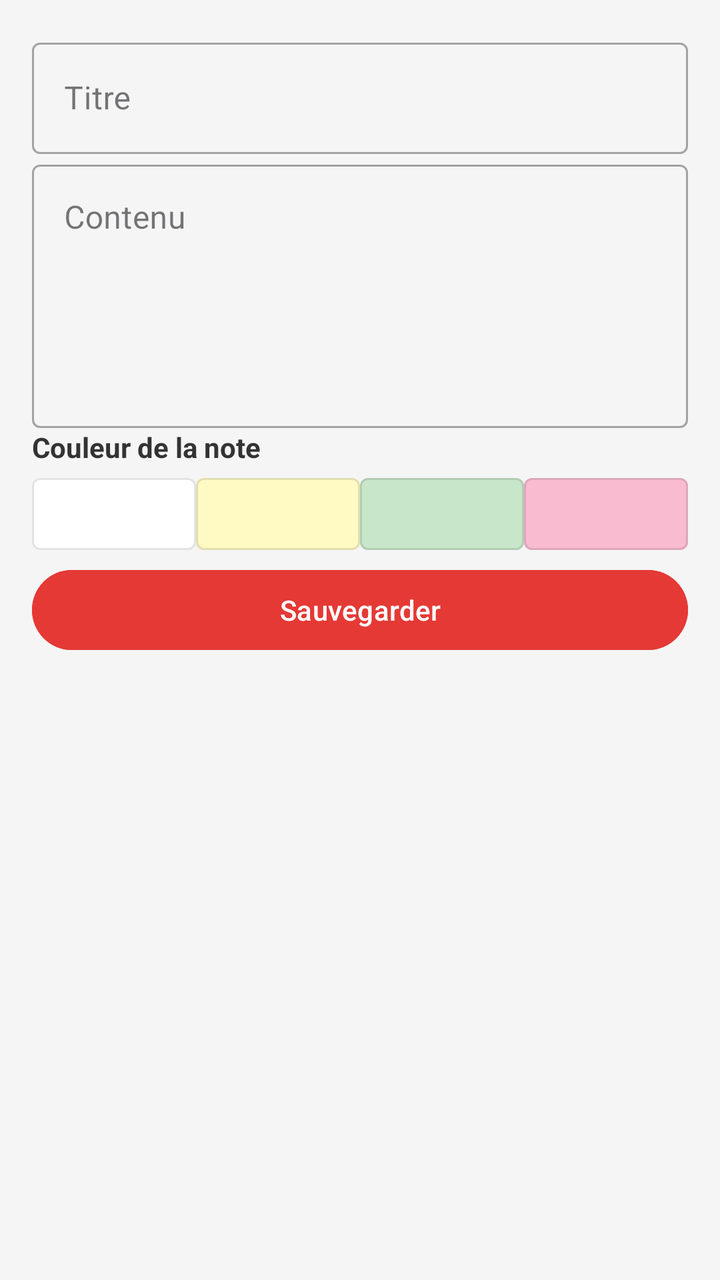
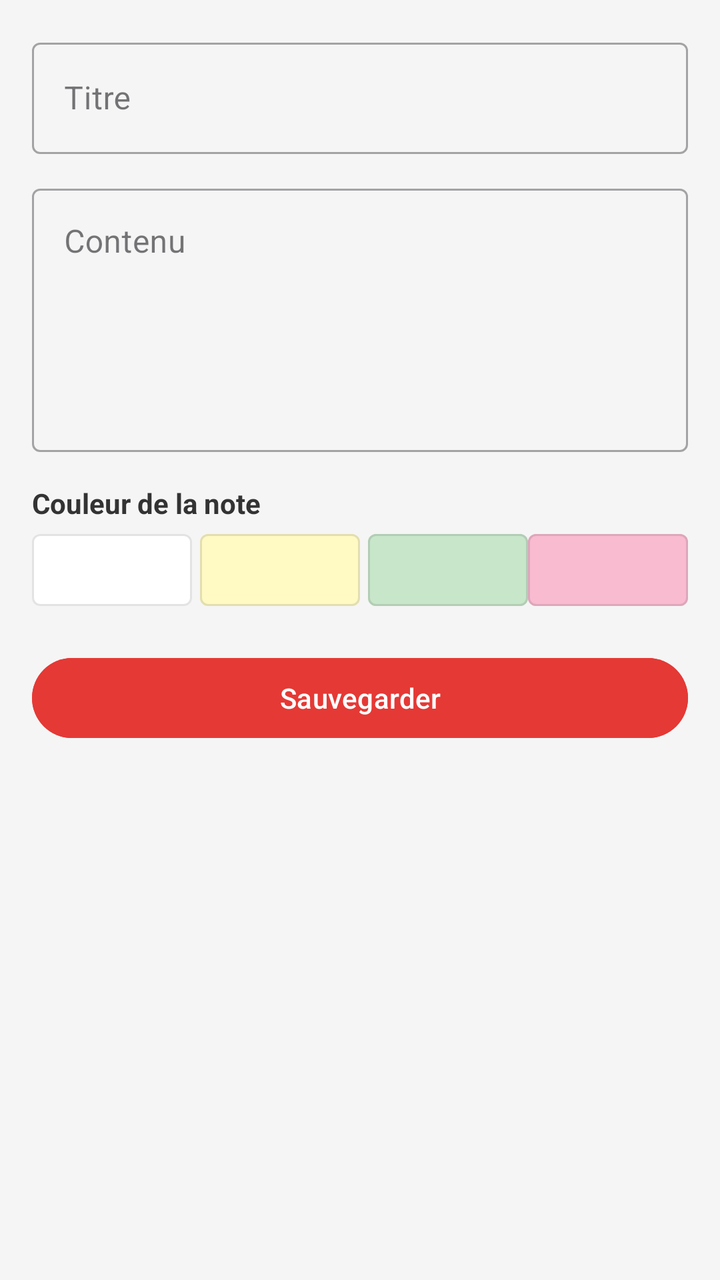

Compare the two renders of this Android layout. The source of the first and the diff that turns it into the second are given below.
<!-- AndroidManifest.xml: application theme Theme.GestionnaireNotes -->
<!-- res/layout/activity_edit_note.xml -->
<?xml version="1.0" encoding="utf-8"?>
<ScrollView xmlns:android="http://schemas.android.com/apk/res/android"
    android:layout_width="match_parent"
    android:layout_height="match_parent"
    android:background="#F5F5F5"
    android:padding="16dp">

    <LinearLayout
        android:layout_width="match_parent"
        android:layout_height="wrap_content"
        android:orientation="vertical"
        android:gap="16dp">

        
        <com.google.android.material.textfield.TextInputLayout
            android:layout_width="match_parent"
            android:layout_height="wrap_content"
            android:hint="Titre"
            style="@style/Widget.MaterialComponents.TextInputLayout.OutlinedBox">

            <com.google.android.material.textfield.TextInputEditText
                android:id="@+id/etTitreEdit"
                android:layout_width="match_parent"
                android:layout_height="wrap_content"
                android:inputType="text"
                android:maxLines="1"/>
        </com.google.android.material.textfield.TextInputLayout>

        
        <com.google.android.material.textfield.TextInputLayout
            android:layout_width="match_parent"
            android:layout_height="wrap_content"
            android:hint="Contenu"
            style="@style/Widget.MaterialComponents.TextInputLayout.OutlinedBox">

            <com.google.android.material.textfield.TextInputEditText
                android:id="@+id/etContenuEdit"
                android:layout_width="match_parent"
                android:layout_height="wrap_content"
                android:inputType="textMultiLine"
                android:minLines="5"
                android:gravity="top"/>
        </com.google.android.material.textfield.TextInputLayout>

        
        <TextView
            android:layout_width="wrap_content"
            android:layout_height="wrap_content"
            android:text="Couleur de la note"
            android:textStyle="bold"
            android:textColor="#333333"/>

        <LinearLayout
            android:layout_width="match_parent"
            android:layout_height="wrap_content"
            android:orientation="horizontal"
            android:gap="12dp">

            
            <Button
                android:id="@+id/btnCouleurBlanc"
                android:layout_width="0dp"
                android:layout_height="48dp"
                android:layout_weight="1"
                android:backgroundTint="#FFFFFF"
                android:tag="#FFFFFF"
                android:text=""
                style="@style/Widget.MaterialComponents.Button.OutlinedButton"/>

            <Button
                android:id="@+id/btnCouleurJaune"
                android:layout_width="0dp"
                android:layout_height="48dp"
                android:layout_weight="1"
                android:backgroundTint="#FFF9C4"
                android:tag="#FFF9C4"
                android:text=""
                style="@style/Widget.MaterialComponents.Button.OutlinedButton"/>

            <Button
                android:id="@+id/btnCouleurVert"
                android:layout_width="0dp"
                android:layout_height="48dp"
                android:layout_weight="1"
                android:backgroundTint="#C8E6C9"
                android:tag="#C8E6C9"
                android:text=""
                style="@style/Widget.MaterialComponents.Button.OutlinedButton"/>

            <Button
                android:id="@+id/btnCouleurRose"
                android:layout_width="0dp"
                android:layout_height="48dp"
                android:layout_weight="1"
                android:backgroundTint="#F8BBD0"
                android:tag="#F8BBD0"
                android:text=""
                style="@style/Widget.MaterialComponents.Button.OutlinedButton"/>
        </LinearLayout>

        
        <Button
            android:id="@+id/btnSauvegarderEdit"
            android:layout_width="match_parent"
            android:layout_height="wrap_content"
            android:text="Sauvegarder"
            android:backgroundTint="#E53935"/>

    </LinearLayout>
</ScrollView>
<!-- resources referenced by this layout -->
<resources>
  <style name="Theme.GestionnaireNotes" parent="Base.Theme.GestionnaireNotes" />
  <style name="Base.Theme.GestionnaireNotes" parent="Theme.Material3.DayNight.NoActionBar">
          
          
      </style>
</resources>

<!-- the commit's change to res/layout/activity_edit_note.xml (unified diff, before → after) -->
@@ -8,8 +8,7 @@
     <LinearLayout
         android:layout_width="match_parent"
         android:layout_height="wrap_content"
-        android:orientation="vertical"
-        android:gap="16dp">
+        android:orientation="vertical">
 
         
         <com.google.android.material.textfield.TextInputLayout
@@ -30,6 +29,7 @@
         <com.google.android.material.textfield.TextInputLayout
             android:layout_width="match_parent"
             android:layout_height="wrap_content"
+            android:layout_marginTop="12dp"
             android:hint="Contenu"
             style="@style/Widget.MaterialComponents.TextInputLayout.OutlinedBox">
 
@@ -46,6 +46,7 @@
         <TextView
             android:layout_width="wrap_content"
             android:layout_height="wrap_content"
+            android:layout_marginTop="16dp"
             android:text="Couleur de la note"
             android:textStyle="bold"
             android:textColor="#333333"/>
@@ -53,8 +54,7 @@
         <LinearLayout
             android:layout_width="match_parent"
             android:layout_height="wrap_content"
-            android:orientation="horizontal"
-            android:gap="12dp">
+        android:orientation="horizontal">
 
             
             <Button
@@ -72,6 +72,7 @@
                 android:layout_width="0dp"
                 android:layout_height="48dp"
                 android:layout_weight="1"
+                android:layout_marginHorizontal="4dp"
                 android:backgroundTint="#FFF9C4"
                 android:tag="#FFF9C4"
                 android:text=""
@@ -103,6 +104,7 @@
             android:id="@+id/btnSauvegarderEdit"
             android:layout_width="match_parent"
             android:layout_height="wrap_content"
+            android:layout_marginTop="16dp"
             android:text="Sauvegarder"
             android:backgroundTint="#E53935"/>
 
